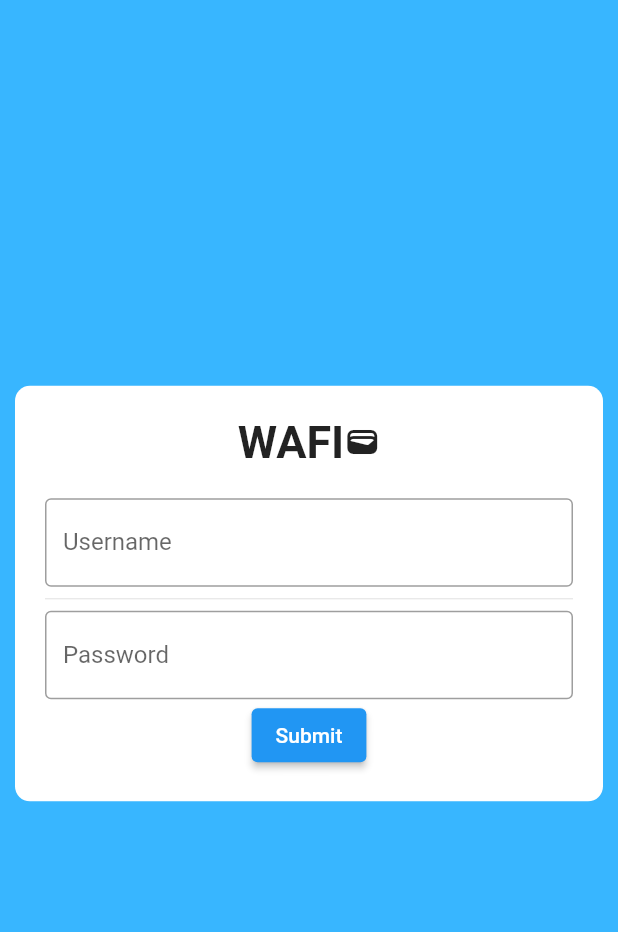
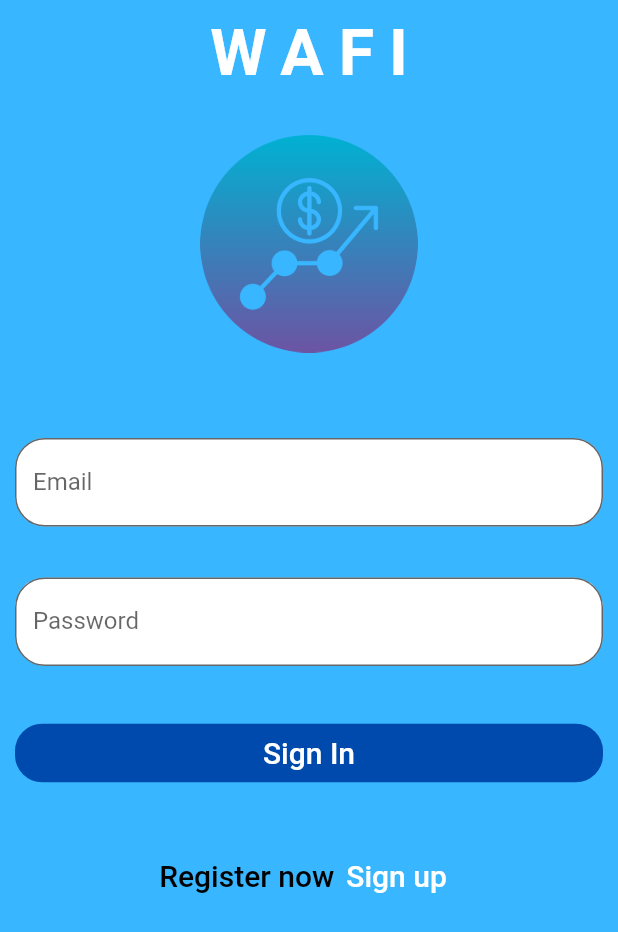
Before and after one commit to gustavosantaella/mobile-finance, a Flutter app: the LoginWidget screen opened by its route, on a phone screen of 412 x 824 dp. Shown: the top 932 px of the screen. Run offline on Flutter 3.47's test engine with Material 2 defaults, Android fonts, the phone set to English and light mode, and no system bars; our stand-ins replace carousel_slider, fl_chart, sqflite, table_calendar; missing offline and left inert: dart:ffi, flutter_circle_color_picker; accounts and stored records are empty.

Commit message:
feat: loading status and new design in login and register screen

```diff
--- a/lib/pages/login/main.dart
+++ b/lib/pages/login/main.dart
@@ -1,4 +1,5 @@
 import 'package:finance/config/constanst.dart';
+import 'package:finance/helpers/fn/main.dart';
 import 'package:finance/providers/user_provider.dart';
 import 'package:finance/providers/wallet_provider.dart';
 import 'package:finance/widgets/snack_bar.dart';
@@ -17,8 +18,10 @@ class LoginWidgetState extends State<LoginWidget> {
   dynamic error;
   bool loading = false;
 
-  final emailController = TextEditingController();
-  final passwordController = TextEditingController();
+  final _emailController = TextEditingController();
+  final _passwordController = TextEditingController();
+
+  Map _formData = {"email": '', "password": ''};
 
   @override
   Widget build(BuildContext context) {
@@ -26,112 +29,183 @@ class LoginWidgetState extends State<LoginWidget> {
     final userProvider = Provider.of<UserProvider>(context, listen: false);
     return Scaffold(
         body: SafeArea(
+      child: FractionallySizedBox(
+        heightFactor: 1,
+        widthFactor: 1,
         child: Container(
-              height: MediaQuery.of(context).size.height,
             color: definitions['colors']['background']['app'],
-              child: FractionallySizedBox(
-                  heightFactor: 0.4,
-                  child: Wrap(
-                    children: [
-                      Container(
+            child: Container(
               margin: const EdgeInsets.all(10),
-                          padding: const EdgeInsets.all(20),
-                          decoration: const BoxDecoration(
-                            borderRadius: BorderRadius.all(Radius.circular(10)),
-                            color: Colors.white,
-                          ),
+              child: SingleChildScrollView(
                 child: Column(
                   children: [
-                              Container(
-                                margin: const EdgeInsets.only(bottom: 20),
-                                child: Row(
-                                mainAxisAlignment: MainAxisAlignment.center,
-                                crossAxisAlignment: CrossAxisAlignment.center,
-                                children: const [
                     Text(
-                                    "WAFI",
-                                    style: TextStyle(
-                                        fontSize: 30,
-                                        fontWeight: FontWeight.bold),
+                      appName.toUpperCase(),
+                      style: const TextStyle(
+                          fontSize: 43,
+                          letterSpacing: 10,
+                          fontWeight: FontWeight.w600,
+                          color: Colors.white),
                     ),
-                                  Icon(Icons.wallet),
-                                ],
+                    const SizedBox(height: 30,),
+                    Image.asset(
+                      'assets/app_icon.png',
+                      width: 145,
+                      height: 145,
                     ),
-                              ),
+                    const SizedBox(height: 40,),
                     Form(
                         key: _formKey,
+                        child: SingleChildScrollView(
+                            physics: const NeverScrollableScrollPhysics(),
+                            child: Container(
+                              decoration: const BoxDecoration(),
+                              height: 350,
                               child: Column(
+                                mainAxisAlignment:
+                                    MainAxisAlignment.spaceAround,
                                 children: [
                                   TextFormField(
-                                      controller: emailController,
-                                      validator: (value) {
-                                        if (value != null &&
-                                            !value.contains('@')) {
-                                          return "Invalid Email";
-                                        }
-                                        return null;
-                                      },
+                                    controller: _emailController,
+                                    onChanged: (value) => setState(() {
+                                      _formData['email'] = value;
+                                    }),
                                     keyboardType: TextInputType.emailAddress,
                                     decoration: const InputDecoration(
-                                          label: Text("Username"),
-                                          border: OutlineInputBorder()),
+                                      fillColor: Colors.white,
+                                      filled: true,
+                                      border: OutlineInputBorder(
+                                          borderRadius: BorderRadius.all(
+                                              Radius.circular(20))),
+                                      labelText: 'Email',
                                     ),
-                                    const Divider(),
+                                    // initialValue: ,
+                                  ),
                                   TextFormField(
+                                    controller: _passwordController,
+                                    onChanged: (value) => setState(() {
+                                      _formData['password'] = value;
+                                    }),
                                     keyboardType: TextInputType.text,
                                     obscureText: true,
-                                      controller: passwordController,
                                     decoration: const InputDecoration(
-                                          label: Text("Password"),
-                                          border: OutlineInputBorder()),
+                                      fillColor: Colors.white,
+                                      filled: true,
+                                      border: OutlineInputBorder(
+                                          borderRadius: BorderRadius.all(
+                                              Radius.circular(20))),
+                                      labelText: 'Password',
                                     ),
-                                    ElevatedButton(
-                                        style:  ButtonStyle(
-                                          backgroundColor: loading  ? const MaterialStatePropertyAll(Colors.grey) : null
+                                    // initialValue: '',
                                   ),
-                                        onPressed: loading ? null :  ()  async {
+                                  SizedBox(
+                                    width: double.infinity,
+                                    child: TextButton(
+                                      onPressed: loading == true ? null : () async {
                                         setState(() {
                                           loading = true;
                                         });
-                                          bool isValid = _formKey.currentState
-                                              ?.validate() as bool;
-                                          if (!isValid) {
+                                        await Future.delayed(Duration(seconds: 1));
+                                        bool hasError = false;
+                                        _formData.forEach((key, value) {
+                                          if (_formData[key].isEmpty) {
+                                            SnackBarMessage(context, Colors.red,
+                                                Text('Invalid input for $key'));
+                                                hasError = true;
+
+                                            return;
+                                          }
+                                        });
+                                        if(hasError){
                                           setState(() {
                                             loading = false;
                                           });
                                           return;
                                         }
-
+                                        try {
                                           dynamic error = await login(
-                                              emailController.text,
-                                              passwordController.text,
+                                              _emailController.text,
+                                              _passwordController.text,
                                               walletProvider: provider,
                                               userProvider: userProvider
                                               );
-                                          if (context.mounted && error != null) {
+                                            if(error != null){
+                                              if(context.mounted){
+                                                  SnackBarMessage(context, Colors.red,
+                                              Text(error));
+                                              }
+                                            }
+                                            if(context.mounted && error == null){
+                                              setState(() {
+                                                loading = false;
+                                              });
+                                              Navigator.popAndPushNamed(
+                                                context, '/home');
+                                            }
+
+                                        } catch (e) {
                                           setState(() {
                                             loading = false;
                                           });
                                           SnackBarMessage(context, Colors.red,
-                                                Text(error));
-                                            return;
-                                          }
-
-                                          if(context.mounted && error == null){
-                                            setState(() {
-                                              loading = false;
-                                            });
-                                             Navigator.popAndPushNamed(context, '/home');
+                                              Text(e.toString()));
                                         }
                                       },
-                                        child: const Text("Submit"))
+                                      style: ButtonStyle(
+                                          shape: MaterialStateProperty.all<
+                                              RoundedRectangleBorder>(
+                                            RoundedRectangleBorder(
+                                              borderRadius: BorderRadius.circular(
+                                                  18.0), // Aquí se establece el radio del borde
+                                            ),
+                                          ),
+                                          backgroundColor: loading == true ? MaterialStateProperty.all(Colors.grey) :
+                                              MaterialStateProperty.all(
+                                                  colorFromHexString(
+                                                      definitions['colors']
+                                                                  ['background']
+                                                              ['hexadecimal']
+                                                          ['cobalto']))),
+                                      child: const Text(
+                                        'Sign In',
+                                        style: TextStyle(
+                                            fontSize: 20, color: Colors.white),
+                                      ),
+                                    ),
+                                  ),
+                                  Row(
+                                    mainAxisAlignment: MainAxisAlignment.center,
+                                    children: [
+                                      const Text(
+                                        "Register now",
+                                        style: TextStyle(
+                                          fontWeight: FontWeight.w500,
+                                          color: Colors.black,
+                                          fontSize: 20,
+                                        ),
+                                      ),
+                                      TextButton(
+                                          onPressed: () {
+                                            Navigator.popAndPushNamed(
+                                                context, '/register');
+                                          },
+                                          child: const Text(
+                                            "Sign up",
+                                            style: TextStyle(
+                                              color: Colors.white,
+                                              fontSize: 20,
+                                            ),
+                                          ))
+                                    ],
+                                  )
                                 ],
                               ),
-                              )
+                            ))),
                   ],
-                          ))
-                    ],
-                  )))),
-    );
+                ),
+              ),
+            )),
+      ),
+    ));
   }
 }
```
Also changed, not shown: lib/main.dart (+16 -10 lines), lib/pages/register/main.dart (+37 -14 lines). Lines whose indentation alone changed are shown as unchanged.
